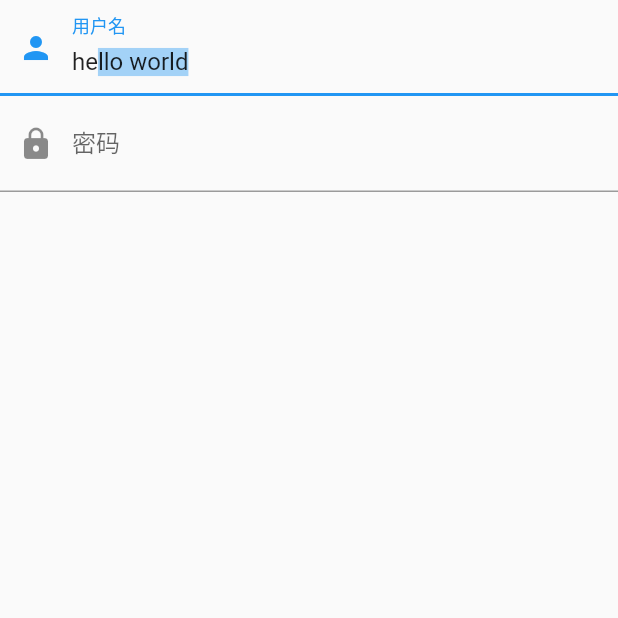
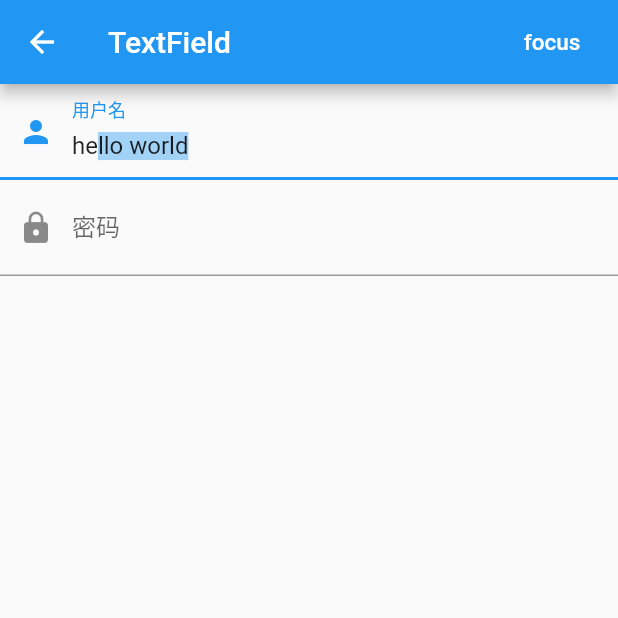
Before and after one commit to FlutterX/Codelabs, a Flutter app: the TextFieldPage screen opened directly, on a phone screen of 412 x 824 dp, the top half of it. Run offline on Flutter 3.47's test engine with Material 2 defaults, Android fonts, the phone set to English and light mode, and no system bars.

Commit message:
添加跳转 TextFieldFocus 界面

```diff
--- a/codelabs/lib/TextField/textField_page.dart
+++ b/codelabs/lib/TextField/textField_page.dart
@@ -1,18 +1,32 @@
 import 'package:flutter/material.dart';
+import 'textField_focus_page.dart';
 
 class TextFieldPage extends StatelessWidget {
   @override
   Widget build(BuildContext context) {
-
     TextEditingController _selectionController = new TextEditingController();
     // 设置默认值，并从第三个字符开始选中后面的字符
     _selectionController.text = "hello world";
     _selectionController.selection = TextSelection(
-        baseOffset: 2,
-        extentOffset: _selectionController.text.length
-    );
+        baseOffset: 2, extentOffset: _selectionController.text.length);
 
-    return new Column(
+    return new Scaffold(
+      appBar: AppBar(
+        title: Text('TextField'),
+        actions: <Widget>[
+          new FlatButton(
+              onPressed: () {
+                Navigator.push(context, MaterialPageRoute(builder: (ctx){
+                  return new TextFieldFocusPage();
+                }));
+              },
+              child: new Text(
+                'focus',
+                style: new TextStyle(fontSize: 15.0, color: Colors.white),
+              ))
+        ],
+      ),
+      body: new Column(
         children: <Widget>[
           new TextField(
             autofocus: true,
@@ -20,21 +34,20 @@ class TextFieldPage extends StatelessWidget {
             decoration: InputDecoration(
                 labelText: '用户名',
                 hintText: '用户名或邮箱',
-            prefixIcon: Icon(Icons.person)
-          ),
+                prefixIcon: Icon(Icons.person)),
           ),
           new TextField(
-          onChanged: (value){
+            onChanged: (value) {
               print("onChange: $value");
             },
             decoration: InputDecoration(
                 labelText: '密码',
                 hintText: '您的登录密码',
-            prefixIcon: Icon(Icons.lock)
-          ),
+                prefixIcon: Icon(Icons.lock)),
             obscureText: true, // 密文显示
           )
         ],
+      ),
     );
   }
 }
```
Lines whose indentation alone changed are shown as unchanged.
